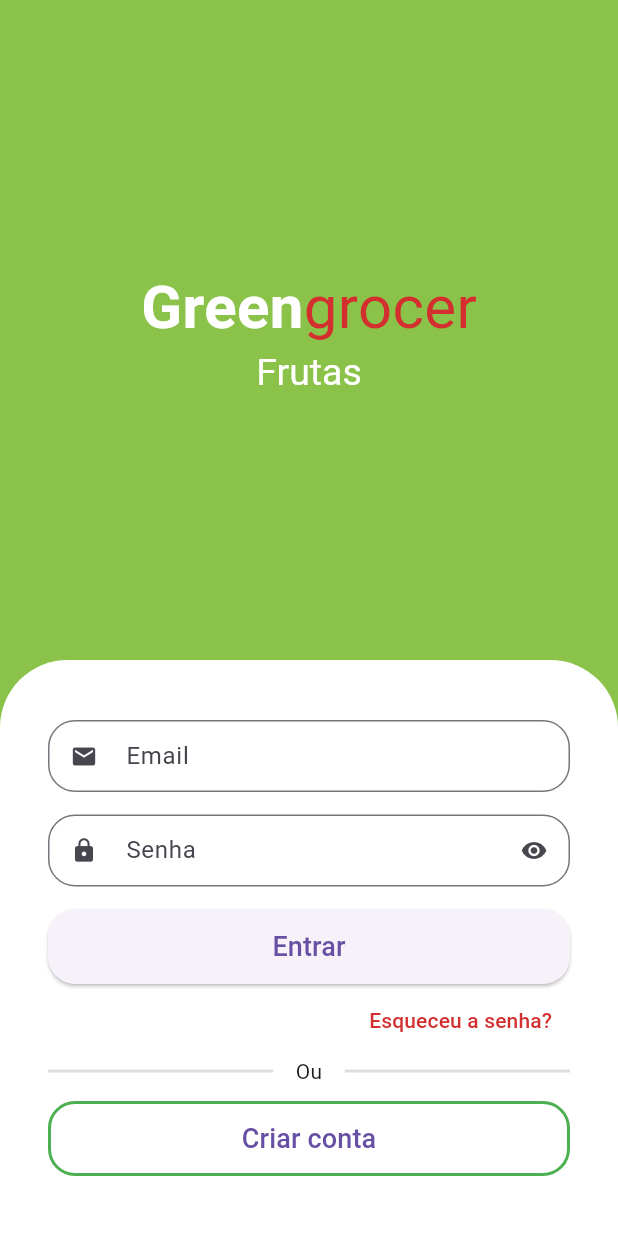
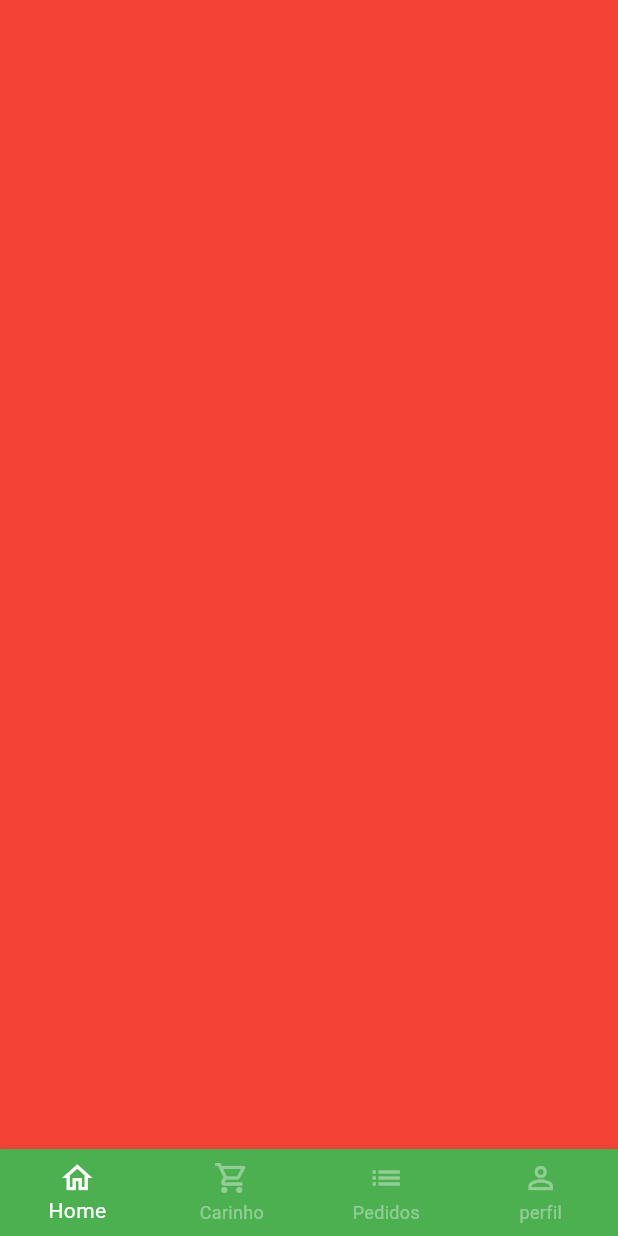
Before and after one commit to caioocardoso/QuitandaVirtual-Flutter, a Flutter app: the screen it shows after launch, after a tap on "Entrar", on a phone screen of 412 x 824 dp. Run offline on Flutter 3.47's test engine with Material 3 defaults, Android fonts, the phone set to English and light mode, and no system bars; drawn by our look-alikes of animated_text_kit; our stand-ins replace mask_text_input_formatter.

Commit message:
Criando a tela base e BottomNavigationBar

```diff
--- a/lib/src/auth/sign_in_screen.dart
+++ b/lib/src/auth/sign_in_screen.dart
@@ -2,6 +2,7 @@ import 'package:animated_text_kit/animated_text_kit.dart';
 import 'package:flutter/material.dart';
 import 'package:greengrocer/src/auth/components/custom_text_field.dart';
 import 'package:greengrocer/src/auth/sign_up_screen.dart';
+import 'package:greengrocer/src/base/base_screen.dart';
 import 'package:greengrocer/src/config/custom_colors.dart';
 
 class SignInScreen extends StatelessWidget {
@@ -106,7 +107,12 @@ class SignInScreen extends StatelessWidget {
                             shape: RoundedRectangleBorder(
                           borderRadius: BorderRadius.circular(18),
                         )),
-                        onPressed: () {},
+                        onPressed: () {
+                          Navigator.of(context)
+                              .pushReplacement(MaterialPageRoute(builder: (c) {
+                            return const BaseScreen();
+                          }));
+                        },
                         child: const Text(
                           'Entrar',
                           style: TextStyle(
--- /dev/null
+++ b/lib/src/base/base_screen.dart
@@ -0,0 +1,36 @@
+import 'package:flutter/material.dart';
+
+class BaseScreen extends StatelessWidget {
+  const BaseScreen({super.key});
+
+  @override
+  Widget build(BuildContext context) {
+    return Scaffold(
+      body: Container(color: Colors.red),
+      bottomNavigationBar: BottomNavigationBar(
+        type: BottomNavigationBarType.fixed,
+        backgroundColor: Colors.green,
+        selectedItemColor: Colors.white,
+        unselectedItemColor: Colors.white.withAlpha(100),
+        items: const [
+          BottomNavigationBarItem(
+            icon: Icon(Icons.home_outlined),
+            label: 'Home',
+          ),
+          BottomNavigationBarItem(
+            icon: Icon(Icons.shopping_cart_outlined),
+            label: 'Carinho',
+          ),
+          BottomNavigationBarItem(
+            icon: Icon(Icons.list),
+            label: 'Pedidos',
+          ),
+          BottomNavigationBarItem(
+            icon: Icon(Icons.person_outline),
+            label: 'perfil',
+          ),
+        ],
+      ),
+    );
+  }
+}
```
